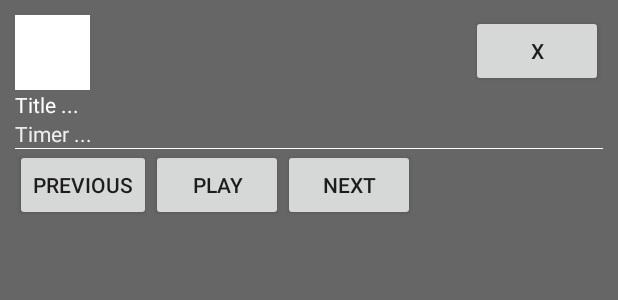
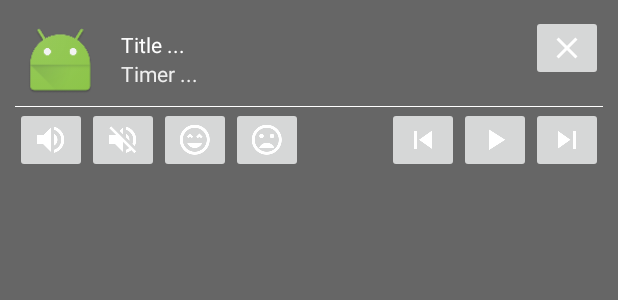
Before and after one commit to ChannVincent/SportChallenge, an Android app: the layout notification_big.xml on its own in the app's theme, with its tools: preview values and no code run, on a phone screen of 412 x 824 dp. Shown: the top 300 px of the screen. Run offline under Robolectric (Android 15) with nearby library versions, the phone set to English and light mode, and no system bars.

Commit message:
SC-06 : foreground notification design

```diff
--- a/app/src/main/java/chann/vincent/sportchallenge/service/NotificationConstants.java
+++ b/app/src/main/java/chann/vincent/sportchallenge/service/NotificationConstants.java
@@ -18,6 +18,8 @@ public class NotificationConstants {
         public static String PLAY = "chann.vincent.sportchallenge.action.play";
         public static String UPDATE = "chann.vincent.sportchallenge.action.update";
         public static String PAUSE = "chann.vincent.sportchallenge.action.pause";
+        public static String MUSIC = "chann.vincent.sportchallenge.action.music";
+        public static String CHEER = "chann.vincent.sportchallenge.action.cheer";
 
         public static String START_FOREGROUND = "chann.vincent.sportchallenge.action.startforeground";
         public static String STOP_FOREGROUND = "chann.vincent.sportchallenge.action.stopforeground";
--- a/app/src/main/res/layout/notification.xml
+++ b/app/src/main/res/layout/notification.xml
@@ -4,7 +4,7 @@
               android:layout_height="fill_parent"
               android:orientation="vertical"
               android:padding="10dp"
-              android:background="#abcdef">
+              android:background="@color/colorBackground">
 
     <ImageView
         android:id="@+id/image"
--- a/app/src/main/res/layout/notification_big.xml
+++ b/app/src/main/res/layout/notification_big.xml
@@ -6,11 +6,11 @@
     android:padding="10dp"
     android:background="@color/colorBackground">
 
-    <Button
+    <ImageButton
         android:id="@+id/action_finish"
         android:layout_width="wrap_content"
         android:layout_height="wrap_content"
-        android:text="X"
+        android:src="@drawable/ic_clear_white_24dp"
         android:layout_gravity="top|right"/>
 
     <LinearLayout
@@ -18,12 +18,23 @@
         android:layout_width="match_parent"
         android:layout_height="match_parent">
 
+        <LinearLayout
+            android:orientation="horizontal"
+            android:layout_width="match_parent"
+            android:layout_height="wrap_content">
 
             <ImageView
                 android:id="@+id/image"
                 android:layout_width="50dp"
                 android:layout_height="50dp"
-            android:background="@color/colorAccent"/>
+                android:layout_margin="5dp"
+                android:src="@mipmap/ic_launcher"/>
+
+            <LinearLayout
+                android:orientation="vertical"
+                android:layout_width="match_parent"
+                android:layout_height="wrap_content"
+                android:padding="10dp">
 
                 <TextView
                     android:id="@+id/title"
@@ -39,6 +50,10 @@
                     android:textColor="@color/colorSubtitle"
                     android:text="Timer ..."/>
 
+            </LinearLayout>
+
+        </LinearLayout>
+
         <LinearLayout
             android:layout_width="match_parent"
             android:layout_height="1px"
@@ -49,30 +64,59 @@
             android:layout_width="match_parent"
             android:layout_height="wrap_content">
 
-            <Button
+            <ImageButton
+                android:id="@+id/action_music_enabled"
+                android:layout_width="wrap_content"
+                android:layout_height="wrap_content"
+                android:src="@drawable/ic_volume_up_white_24dp"/>
+
+            <ImageButton
+                android:id="@+id/action_music_disabled"
+                android:layout_width="wrap_content"
+                android:layout_height="wrap_content"
+                android:src="@drawable/ic_volume_off_white_24dp"/>
+
+            <ImageButton
+                android:id="@+id/action_cheer_enabled"
+                android:layout_width="wrap_content"
+                android:layout_height="wrap_content"
+                android:src="@drawable/ic_sentiment_very_satisfied_white_24dp"/>
+
+            <ImageButton
+                android:id="@+id/action_cheer_disabled"
+                android:layout_width="wrap_content"
+                android:layout_height="wrap_content"
+                android:src="@drawable/ic_mood_bad_white_24dp"/>
+
+            <LinearLayout
+                android:layout_weight="1"
+                android:layout_width="0dp"
+                android:layout_height="wrap_content"/>
+
+            <ImageButton
                 android:id="@+id/action_previous"
                 android:layout_width="wrap_content"
                 android:layout_height="wrap_content"
-                android:text="previous"/>
+                android:src="@drawable/ic_skip_previous_white_24dp"/>
 
-            <Button
+            <ImageButton
                 android:id="@+id/action_play"
                 android:layout_width="wrap_content"
                 android:layout_height="wrap_content"
-                android:text="play"/>
+                android:src="@drawable/ic_play_arrow_white_24dp"/>
 
-            <Button
+            <ImageButton
                 android:id="@+id/action_pause"
                 android:layout_width="wrap_content"
                 android:layout_height="wrap_content"
                 android:visibility="gone"
-                android:text="pause"/>
+                android:src="@drawable/ic_pause_white_24dp"/>
 
-            <Button
+            <ImageButton
                 android:id="@+id/action_next"
                 android:layout_width="wrap_content"
                 android:layout_height="wrap_content"
-                android:text="next"/>
+                android:src="@drawable/ic_skip_next_white_24dp"/>
 
         </LinearLayout>
 
```
Also changed, not shown: app/src/main/java/chann/vincent/sportchallenge/activity/WorkoutActivity.java (+3 -5 lines), app/src/main/java/chann/vincent/sportchallenge/service/WorkoutService.java (+86 -21 lines), app/src/main/res/drawable-hdpi/ic_clear_white_24dp.png (added), app/src/main/res/drawable-mdpi/ic_clear_white_24dp.png (added), app/src/main/res/drawable-xhdpi/ic_clear_white_24dp.png (added), app/src/main/res/drawable-xxhdpi/ic_clear_white_24dp.png (added), app/src/main/res/drawable-xxxhdpi/ic_clear_white_24dp.png (added). Lines whose indentation alone changed are shown as unchanged.
